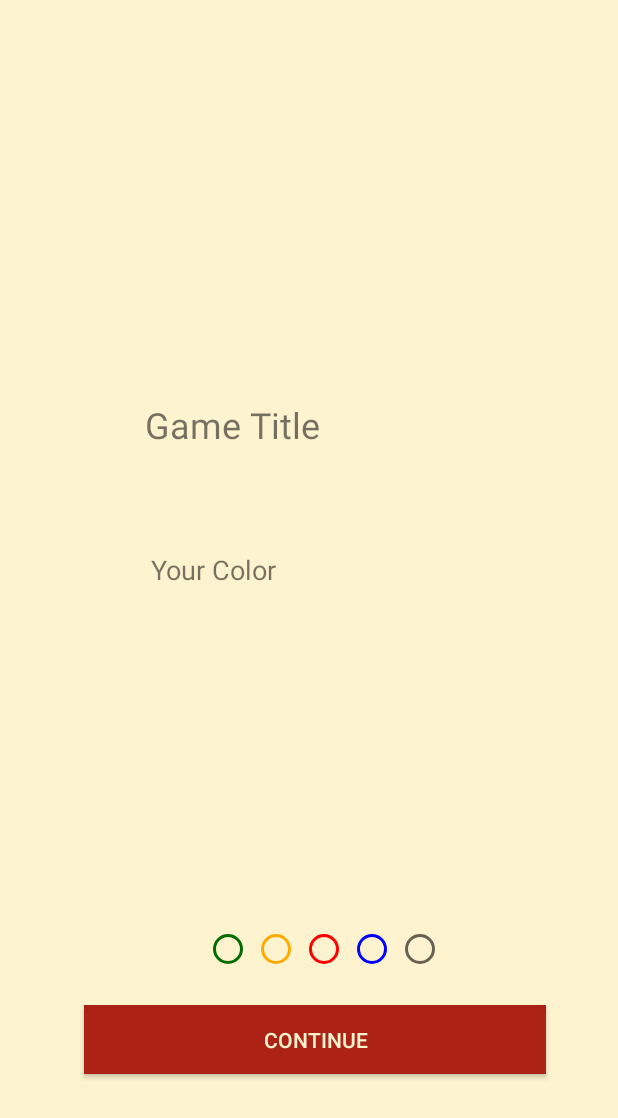
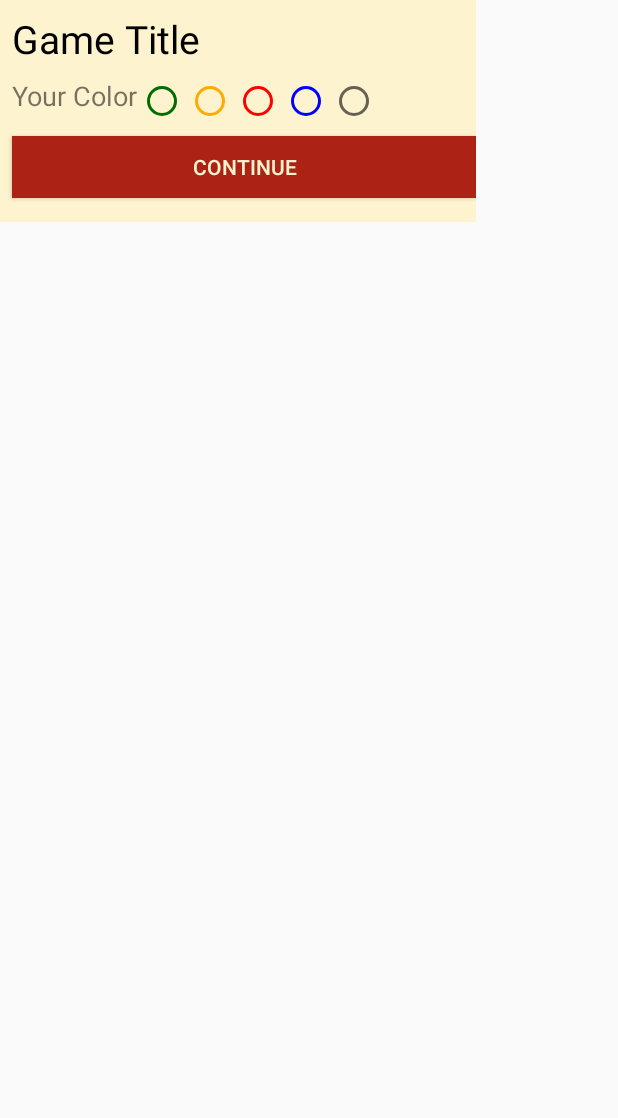
Before and after one commit to a1994lex/TicketToRide, an Android app: the layout dialog_join_game.xml on its own in the app's theme, with its tools: preview values and no code run, on a phone screen of 412 x 824 dp. Shown: the top 1118 px of the screen. Run offline under Robolectric (Android 15) with nearby library versions, the phone set to English and light mode, and no system bars.

Commit message:
XML changes

```diff
--- a/clientapp/src/main/res/layout/dialog_join_game.xml
+++ b/clientapp/src/main/res/layout/dialog_join_game.xml
@@ -1,56 +1,45 @@
 <?xml version="1.0" encoding="utf-8"?>
-<android.support.constraint.ConstraintLayout
+<RelativeLayout
+android:layout_width="wrap_content"
+android:layout_height="wrap_content"
 xmlns:android="http://schemas.android.com/apk/res/android"
-    xmlns:app="http://schemas.android.com/apk/res-auto"
-    xmlns:tools="http://schemas.android.com/tools"
-    android:layout_width="match_parent"
-    android:orientation="horizontal"
-    android:background="@color/colorAccent"
-    android:layout_height="match_parent">
+android:background="@color/colorAccent">
 
 <TextView
     android:id="@+id/game_title"
-        android:layout_width="wrap_content"
+    android:layout_width="258dp"
     android:layout_height="wrap_content"
+    android:layout_gravity="center_horizontal"
     android:layout_marginBottom="8dp"
     android:layout_marginEnd="8dp"
     android:layout_marginStart="8dp"
     android:layout_marginTop="8dp"
+    android:textSize="26dp"
     android:text="@string/game_title_prompt"
-        android:textSize="24dp"
-        app:layout_constraintBottom_toBottomOf="parent"
-        app:layout_constraintEnd_toEndOf="parent"
-        app:layout_constraintHorizontal_bias="0.317"
-        app:layout_constraintStart_toStartOf="parent"
-        app:layout_constraintTop_toTopOf="parent"
-        app:layout_constraintVertical_bias="0.334" />
+    android:textColor="@color/black"
+
+    />
+
 
 
 <TextView
+    android:id="@+id/color_label"
     android:layout_width="wrap_content"
-        android:layout_height="32dp"
-        android:layout_marginBottom="8dp"
-        android:layout_marginEnd="8dp"
-        android:layout_marginStart="8dp"
-        android:layout_marginTop="8dp"
+    android:layout_height="wrap_content"
+    android:layout_below="@id/game_title"
+    android:layout_marginLeft="8dp"
     android:text="@string/color_label"
     android:textSize="18dp"
-        app:layout_constraintBottom_toBottomOf="parent"
-        app:layout_constraintEnd_toEndOf="parent"
-        app:layout_constraintHorizontal_bias="0.297"
-        app:layout_constraintStart_toStartOf="parent"
-        app:layout_constraintTop_toTopOf="parent"
-        app:layout_constraintVertical_bias="0.463" />
-
+    />
 <RadioGroup xmlns:android="http://schemas.android.com/apk/res/android"
+    android:id="@+id/radio_color_group"
     android:layout_width="198dp"
-        android:layout_height="35dp"
-        android:layout_marginBottom="172dp"
+    android:layout_height="31dp"
+    android:layout_marginBottom="8dp"
+    android:layout_below="@id/game_title"
+    android:layout_toRightOf="@id/color_label"
     android:orientation="horizontal"
-        app:layout_constraintBottom_toBottomOf="parent"
-        app:layout_constraintEnd_toEndOf="parent"
-        app:layout_constraintHorizontal_bias="0.637"
-        app:layout_constraintStart_toStartOf="parent">
+    >
 
     <RadioButton
         android:id="@+id/radio_green"
@@ -86,27 +75,24 @@
         android:layout_height="wrap_content"
         android:onClick="onRadioButtonClicked" />
 </RadioGroup>
-
 <TextView
     android:layout_width="wrap_content"
     android:layout_height="wrap_content"
     android:textColor="@color/red"
     android:id="@+id/errorText"
+    android:layout_below="@id/radio_color_group"
     android:visibility="gone"/>
 
 <Button
-        android:layout_width="308dp"
-        android:layout_height="46dp"
-        android:layout_marginBottom="108dp"
-        android:layout_marginEnd="8dp"
-        android:layout_marginStart="8dp"
+    android:id="@+id/button"
+    android:layout_width="309dp"
+    android:layout_height="41dp"
+    android:layout_below="@id/errorText"
+    android:layout_marginBottom="16dp"
+    android:layout_marginLeft="8dp"
     android:background="@color/colorPrimary"
     android:text="@string/continue_btn"
     android:textColor="@color/colorAccent"
-        app:layout_constraintBottom_toBottomOf="parent"
-        app:layout_constraintEnd_toEndOf="parent"
-        app:layout_constraintHorizontal_bias="0.544"
-        app:layout_constraintStart_toStartOf="parent" />
+    />
 
-
-</android.support.constraint.ConstraintLayout>
+</RelativeLayout>
--- a/clientapp/src/main/res/layout/dialog_new_game.xml
+++ b/clientapp/src/main/res/layout/dialog_new_game.xml
@@ -16,7 +16,6 @@
         android:layout_marginTop="8dp"
         android:label="Game Title"
         android:textColor="@color/black"
-        android:text="@string/game_title_prompt"
          />
     <NumberPicker
         android:id="@+id/numberPicker"
```
Lines whose indentation alone changed are shown as unchanged.
